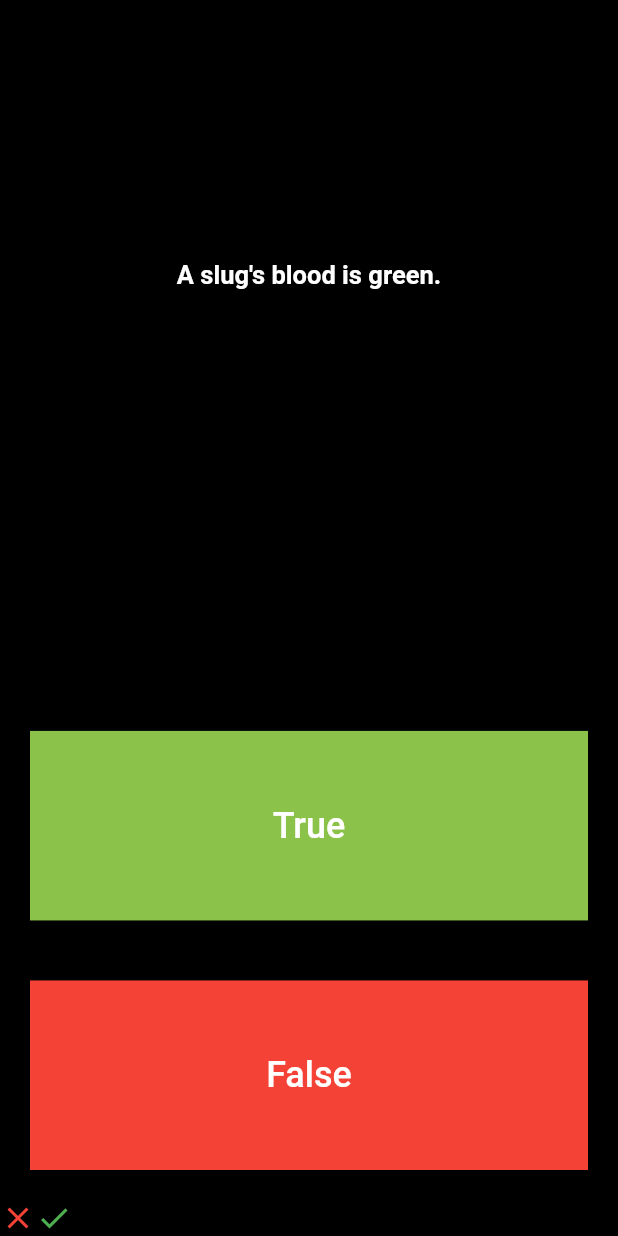
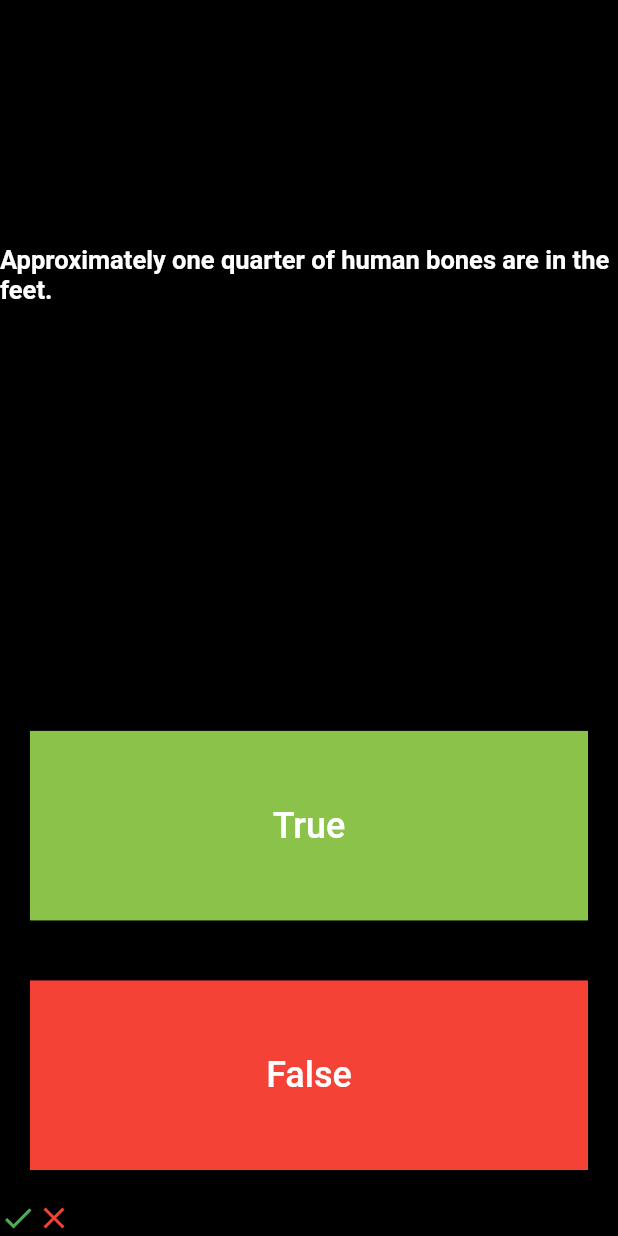
Before and after one commit to Abhishekraina7/Quizz-App-Project, a Flutter app: the screen it shows after launch, after a tap on "True", after a tap on "False", on a phone screen of 412 x 824 dp. Run offline on Flutter 3.47's test engine with Material 2 defaults, Android fonts, the phone set to English and light mode, and no system bars.

Commit message:
List is filled with Icon widgets Added the questions.dart file to handle the question and aswers together in a single list. Added comments about solved problem with question class
Added the quizzbrain.dart file to modularize our code base.

Removed the questionreserve from questions.dart and moved it to the quizzbrain.dart file and added more questions(about 13)

```diff
--- a/lib/main.dart
+++ b/lib/main.dart
@@ -1,5 +1,5 @@
 import 'package:flutter/material.dart';
-import 'questions.dart';
+import 'quizzbrain.dart';
 
 
 void main() {
@@ -31,29 +31,13 @@
 
 class _QuizPageState extends State<QuizPage> {
   List <Widget>scoreKeeper = []; //We created this list because we can use it later anywher
+  Quizzbrain brain = Quizzbrain(); // So this a object that I used to get the questions and answers from the quizzbrain file.
 
  //TODO: You need to understand why I created a separte class and used it to shorten the code
 
 
-  // List <String>questions = [
-  //   'You can lead a Cow down stairs but not up stairs.',
-  //   'Approximately one quarter  of human  bones  are in the feet.',
-  //   'A slug\'s blood is green.',
-  // ];
-  // List<bool> answers = [false, true,true];
+  int count = 0; // this helps in keeping the track of question number
 
-
-  List<Questions> questionreserve =[
-
-Questions('You can lead a Cow down stairs but not up stairs.',false ),
-   Questions('Approximately one quarter  of human  bones  are in the feet.', true),
-    Questions('A slug\'s blood is green.',true )
-
-
-  ];
-
-
-  int count = 0;
   @override
   Widget build(BuildContext context) {
     return  Column(
@@ -64,7 +48,7 @@
            child: Container(
              child:  Center(
                child:  Text(
-                questionreserve[count].myString, //Ask why here
+                brain.questionreserve[count].myString, //Ask why here
                  //We are simply providing text widget with a string argument
                  style:
                  const TextStyle(fontSize: 17.0,fontWeight: FontWeight.bold,color: Colors.white),
@@ -82,7 +66,7 @@
                foregroundColor: MaterialStateProperty.all<Color>(Colors.white),
              ),
              onPressed: () {
-               bool correctAns = questionreserve[count].myBoolean;
+               bool correctAns = brain.questionreserve[count].myBoolean;
                setState(() {
                  count++;
                  if(correctAns == true)
@@ -109,7 +93,7 @@
                 foregroundColor: MaterialStateProperty.all<Color>(Colors.white),
               ),
               onPressed: () {
-                bool correctAns = questionreserve[count].myBoolean;
+                bool correctAns = brain.questionreserve[count].myBoolean;
                 setState(() {
                   count++;
                   if(correctAns == true)
--- a/lib/questions.dart
+++ b/lib/questions.dart
@@ -1,3 +1,5 @@
+
+//this file is used to take
 class Questions {
   late String myString;
   late bool myBoolean;
```
